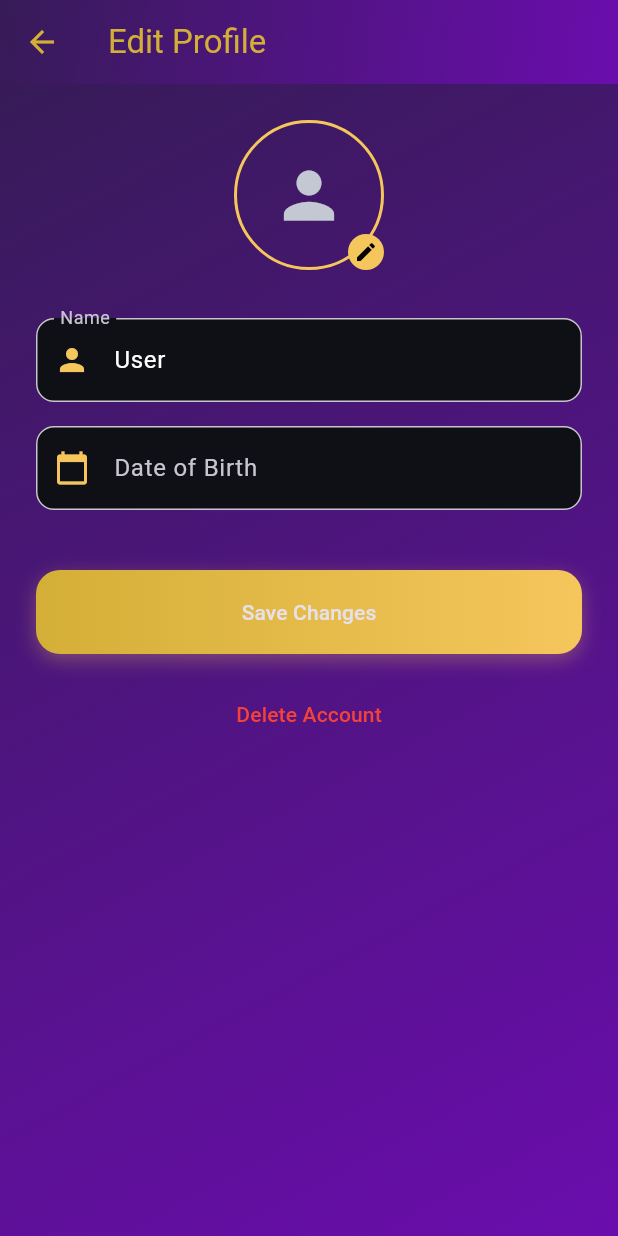
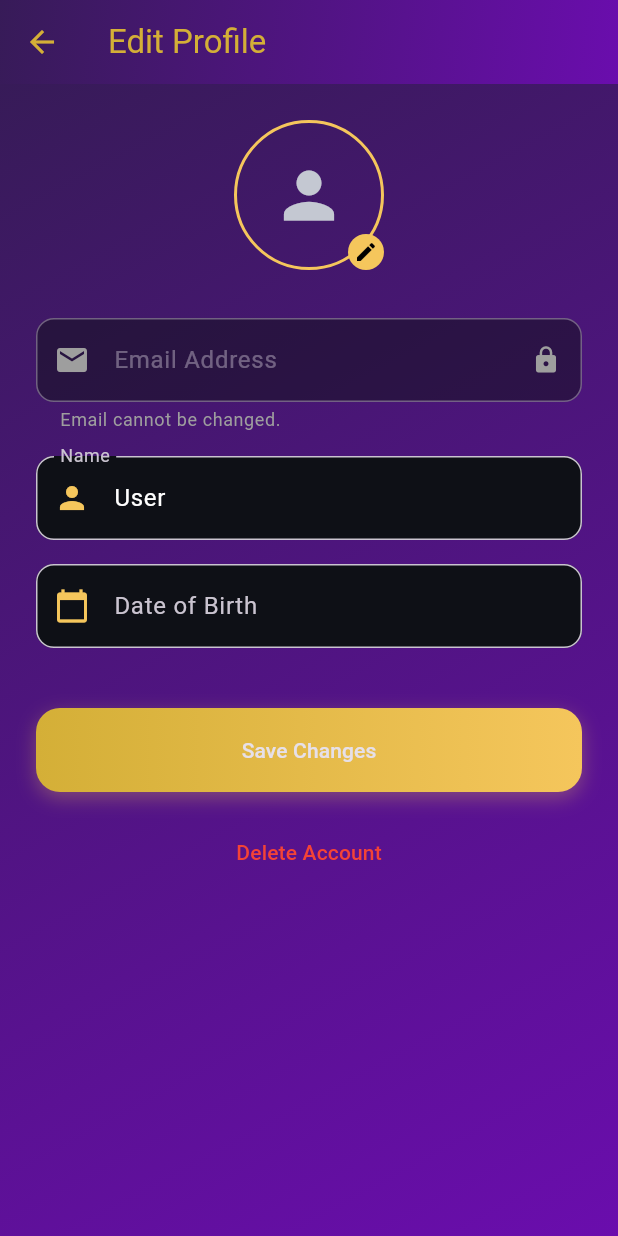
Before and after one commit to aasheesh333/AstroGuru, a Flutter app: the EditProfileScreen screen opened directly, on a phone screen of 412 x 824 dp. Run offline on Flutter 3.47's test engine with Material 3 defaults, Android fonts, the phone set to English and light mode, and no system bars; our stand-ins replace cloud_firestore, firebase_auth, firebase_core, flutter_dotenv, flutter_image_compress, flutter_local_notifications and 9 more; missing offline and left inert: onesignal_flutter, sweph; accounts and stored records are empty; generated files the repository leaves out were written again.

Commit message:
Enhanced Google Auth with Collision Handling and Immutable Email UI
- Updated `LoginScreen` to handle `account-exists-with-different-credential` error by alerting the user.
- Implemented logic to sync Google profile data (Name, Email, Profile Image) for new users.
- Updated `EditProfileScreen` to display a read-only Email field with a lock icon.
- Added necessary localization keys for collision errors and immutable fields.
- Added `http` dependency for fetching Google profile images.

```diff
--- a/lib/l10n/app_en.arb
+++ b/lib/l10n/app_en.arb
@@ -115,4 +115,6 @@
   ,"checkSpamFolder": "Check spam or promotional tab."
   ,"continueWithGoogle": "Continue with Google"
   ,"googleSignInError": "Google Sign-In failed"
+  ,"accountExistsWithDifferentCredential": "An account already exists with the same email address. Please sign in using your password or original provider."
+  ,"emailImmutable": "Email cannot be changed."
 }
--- a/lib/screens/edit_profile_screen.dart
+++ b/lib/screens/edit_profile_screen.dart
@@ -23,6 +23,7 @@ class _EditProfileScreenState extends State<EditProfileScreen> {
   final _formKey = GlobalKey<FormState>();
   final TextEditingController _nameController = TextEditingController();
   final TextEditingController _dobController = TextEditingController();
+  final TextEditingController _emailController = TextEditingController(); // Added email controller
   DateTime? _selectedDate;
   bool _isLoading = false;
 
@@ -32,7 +33,8 @@ class _EditProfileScreenState extends State<EditProfileScreen> {
     // Pre-fill data
     WidgetsBinding.instance.addPostFrameCallback((_) {
       final userProvider = Provider.of<UserProvider>(context, listen: false);
-      _nameController.text = userProvider.name; // Fixed getter name
+      _nameController.text = userProvider.name;
+      _emailController.text = userProvider.email; // Fill email
       if (userProvider.dob.isNotEmpty) {
         try {
           _selectedDate = DateTime.parse(userProvider.dob);
@@ -216,6 +218,25 @@ class _EditProfileScreenState extends State<EditProfileScreen> {
                 ),
                 const SizedBox(height: 32),
 
+                // Email Field (Read Only)
+                TextFormField(
+                  controller: _emailController,
+                  readOnly: true,
+                  enabled: false,
+                  style: const TextStyle(color: Colors.grey),
+                  decoration: InputDecoration(
+                    labelText: AppLocalizations.of(context)!.emailLabel,
+                    prefixIcon: const Icon(Icons.email, color: Colors.grey),
+                    suffixIcon: const Icon(Icons.lock, color: Colors.grey, size: 20),
+                    filled: true,
+                    fillColor: AppColors.surfaceColor.withOpacity(0.5),
+                    border: OutlineInputBorder(borderRadius: BorderRadius.circular(12)),
+                    helperText: AppLocalizations.of(context)!.emailImmutable,
+                    helperStyle: const TextStyle(color: Colors.grey, fontSize: 12),
+                  ),
+                ),
+                const SizedBox(height: 16),
+
                 TextFormField(
                   controller: _nameController,
                   validator: (val) => AppValidators.validateName(val, context),
```
Also changed, not shown: lib/screens/login_screen.dart (+68 -41 lines).
